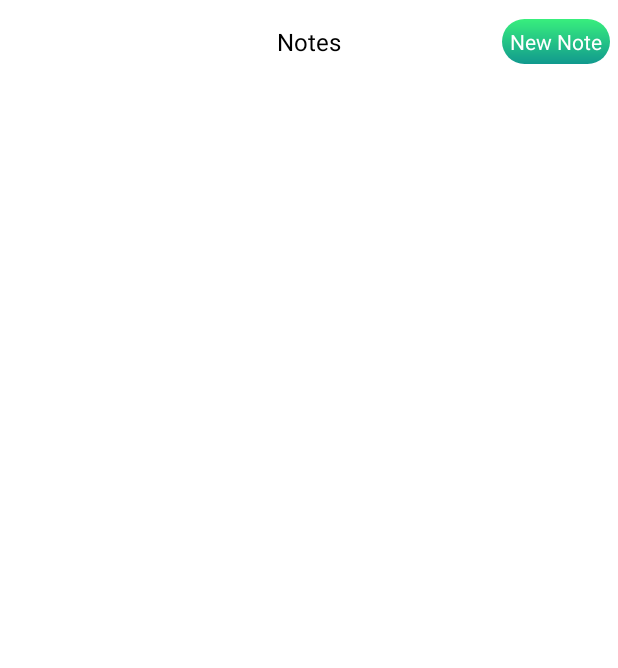
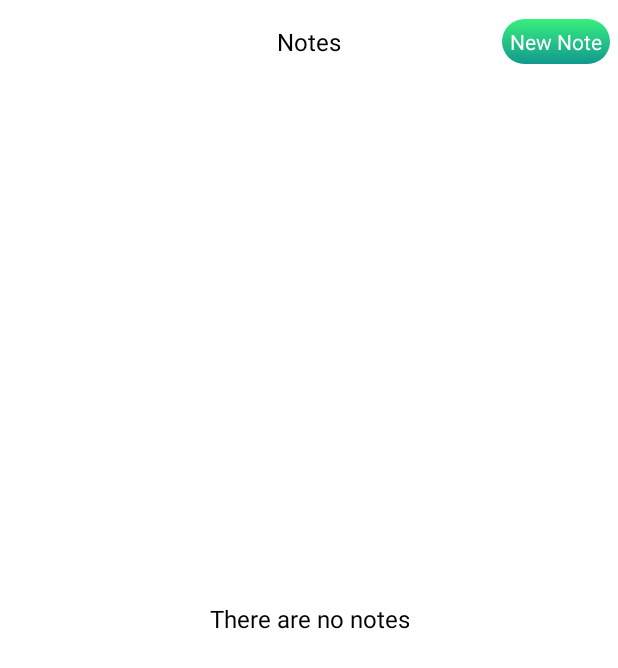
Before and after one commit to Shamivul/Notes, an Android app: the screen it shows after launch (MainActivity before the commit, NotesActivity after it), on a phone screen of 412 x 824 dp. Shown: the top 668 px of the screen. Run offline under Robolectric (Android 15) with nearby library versions, the phone set to English and light mode, and no system bars; our stand-ins replace ButterKnife, Room's generated code.

Commit message:
new splashActivity, app bugs fixed

```diff
--- a/app/src/main/AndroidManifest.xml
+++ b/app/src/main/AndroidManifest.xml
@@ -9,8 +9,8 @@
         android:roundIcon="@mipmap/ic_launcher_round"
         android:supportsRtl="true"
         android:theme="@style/AppTheme">
-        <activity android:name=".Activities.ViewNoteActivity">
-        </activity>
+        <activity android:name=".Activities.NotesActivity"></activity>
+        <activity android:name=".Activities.ViewNoteActivity"></activity>
         <activity android:name=".Activities.AddNoteActivity" />
         <activity android:name=".MainActivity">
             <intent-filter>
--- a/app/src/main/java/com/example/notes/Activities/AddNoteActivity.java
+++ b/app/src/main/java/com/example/notes/Activities/AddNoteActivity.java
@@ -67,9 +67,7 @@ public class AddNoteActivity extends AppCompatActivity {
 
         });
 
-        headerTitleTv.setOnClickListener(view -> {
-            onBackPressed();
-        });
+        headerTitleTv.setOnClickListener(view -> onBackPressed());
 
     }
 
--- /dev/null
+++ b/app/src/main/java/com/example/notes/Activities/NotesActivity.java
@@ -0,0 +1,92 @@
+package com.example.notes.Activities;
+
+import androidx.appcompat.app.AppCompatActivity;
+import androidx.lifecycle.ViewModelProviders;
+import androidx.recyclerview.widget.LinearLayoutManager;
+import androidx.recyclerview.widget.RecyclerView;
+
+import android.content.Intent;
+import android.os.Bundle;
+import android.util.Log;
+import android.view.View;
+import android.widget.TextView;
+
+import com.example.notes.Adapter.NoteItemAdapter;
+import com.example.notes.R;
+import com.example.notes.modelClass.Note;
+import com.example.notes.viewmodel.NotesViewmodel;
+
+import java.util.ArrayList;
+
+import butterknife.BindView;
+import butterknife.ButterKnife;
+
+public class NotesActivity extends AppCompatActivity implements NoteItemAdapter.OnNoteClickListener {
+
+    private static final String TAG = NotesActivity.class.getSimpleName();
+
+    @BindView(R.id.notes_item_recycler_view)
+    RecyclerView notesRecyclerView;
+
+    @BindView(R.id.new_note_tv)
+    TextView newNoteTv;
+
+    @BindView(R.id.no_notes_tv)
+    TextView noNotesTv;
+
+    private ArrayList<Note> noteArrayList = new ArrayList<>();
+    private NoteItemAdapter noteItemAdapter;
+    private NotesViewmodel notesViewmodel;
+
+    @Override
+    protected void onCreate(Bundle savedInstanceState) {
+        super.onCreate(savedInstanceState);
+        setContentView(R.layout.activity_notes);
+        ButterKnife.bind(this);
+
+        setAdapterRecyclerView();
+
+        notesViewmodel = ViewModelProviders.of(this).get(NotesViewmodel.class);
+
+        getAllNoteNotesFromDatabase();
+
+        newNoteTv.setOnClickListener(view -> gotoNewNoteActivity());
+    }
+
+    private void getAllNoteNotesFromDatabase() {
+        notesViewmodel.getNotesLiveData(this).observe(this, notes -> {
+            if (notes.size()<=0){
+                noNotesTv.setVisibility(View.VISIBLE);
+            }else {
+                noNotesTv.setVisibility(View.GONE);
+                noteArrayList.clear();
+                noteArrayList.addAll(notes);
+                Log.d(TAG, "getAllNoteNotesFromDatabase: " + notes.size());
+                noteItemAdapter.notifyDataSetChanged();
+            }
+        });
+    }
+
+    //go to AddNoteActivity to add new Note
+    private void gotoNewNoteActivity() {
+        startActivity(new Intent(new Intent(this, AddNoteActivity.class)));
+    }
+
+    //Setting adapter and layout manager to recycler
+    private void setAdapterRecyclerView() {
+        LinearLayoutManager layoutManager = new LinearLayoutManager(this, LinearLayoutManager.VERTICAL, false);
+        noteItemAdapter = new NoteItemAdapter(this,noteArrayList);
+
+        notesRecyclerView.setLayoutManager(layoutManager);
+        notesRecyclerView.setAdapter(noteItemAdapter);
+
+    }
+
+    @Override
+    public void onNoteClick(Note note) {
+        Log.d(TAG, "onNoteClick: "+note);
+        Intent intent = new Intent(this, ViewNoteActivity.class);
+        intent.putExtra("note",note);
+        startActivity(intent);
+    }
+}
--- a/app/src/main/java/com/example/notes/MainActivity.java
+++ b/app/src/main/java/com/example/notes/MainActivity.java
@@ -1,34 +1,35 @@
 package com.example.notes;
 
 import androidx.appcompat.app.AppCompatActivity;
-import androidx.lifecycle.ViewModelProviders;
-import androidx.recyclerview.widget.LinearLayoutManager;
-import androidx.recyclerview.widget.RecyclerView;
+
+import android.animation.Animator;
+import android.animation.AnimatorListenerAdapter;
+import android.animation.AnimatorSet;
+import android.animation.ObjectAnimator;
 import android.content.Intent;
 import android.os.Bundle;
+import android.os.Handler;
 import android.util.Log;
-import android.widget.TextView;
-import com.example.notes.Activities.AddNoteActivity;
-import com.example.notes.Activities.ViewNoteActivity;
-import com.example.notes.Adapter.NoteItemAdapter;
-import com.example.notes.modelClass.Note;
-import com.example.notes.viewmodel.NotesViewmodel;
-import java.util.ArrayList;
+import android.view.animation.BounceInterpolator;
+import android.view.animation.DecelerateInterpolator;
+import android.widget.ImageView;
+
+import com.example.notes.Activities.NotesActivity;
+
 import butterknife.BindView;
 import butterknife.ButterKnife;
-public class MainActivity extends AppCompatActivity implements NoteItemAdapter.OnNoteClickListener {
+
+public class MainActivity extends AppCompatActivity{
 
     private static final String TAG = MainActivity.class.getSimpleName();
 
-    @BindView(R.id.notes_item_recycler_view)
-    RecyclerView notesRecyclerView;
+    @BindView(R.id.circle_Iv)
+    ImageView circleIV;
 
-    @BindView(R.id.new_note_tv)
-    TextView newNoteTv;
+    @BindView(R.id.ic_app)
+    ImageView appIcon;
 
-    private ArrayList<Note> noteArrayList = new ArrayList<>();
-    private NoteItemAdapter noteItemAdapter;
-    private NotesViewmodel notesViewmodel;
+    private Handler handler;
 
     @Override
     protected void onCreate(Bundle savedInstanceState) {
@@ -36,44 +37,78 @@ public class MainActivity extends AppCompatActivity implements NoteItemAdapter.O
         setContentView(R.layout.activity_main);
         ButterKnife.bind(this);
 
-        setAdapterRecyclerView();
+        Log.d(TAG, "onCreate: activity is been created");
 
-        notesViewmodel = ViewModelProviders.of(this).get(NotesViewmodel.class);
+        startAnimation();
 
-        getAllNoteNotesFromDatabase();
-
-        newNoteTv.setOnClickListener(view -> gotoNewNoteActivity());
+        handler = new Handler();
     }
 
-    private void getAllNoteNotesFromDatabase() {
-        notesViewmodel.getNotesLiveData(this).observe(this, notes -> {
-            noteArrayList.clear();
-            noteArrayList.addAll(notes);
-            Log.d(TAG, "getAllNoteNotesFromDatabase: "+notes.size());
-            noteItemAdapter.notifyDataSetChanged();
+    private Runnable runnable = () -> {
+        Log.d(TAG, "run: New Activity");
+        startActivity(new Intent(getApplicationContext(), NotesActivity.class));
+        finish();
+    };
+
+    private void startAnimation() {
+        //vars for setting up f0r the  animations
+        DecelerateInterpolator DECCELERATE_INTERPOLATOR = new DecelerateInterpolator();
+        BounceInterpolator BOUNCE_INTERPOLATOR = new BounceInterpolator();
+
+        //clear all the animation
+        circleIV.animate().cancel();
+        appIcon.animate().cancel();
+        circleIV.setScaleX(0);
+        circleIV.setScaleY(0);
+        appIcon.setScaleX(0);
+        appIcon.setScaleY(0);
+
+        AnimatorSet animatorSet = new AnimatorSet();
+
+        Log.d(TAG, "startAnimation: ScaleX"+circleIV.getScaleX());
+        Log.d(TAG, "startAnimation: ScaleY"+circleIV.getScaleY());
+
+        ObjectAnimator starScaleYAnimator = ObjectAnimator.ofFloat(circleIV, ImageView.SCALE_Y, 0.1f, 1f);
+        starScaleYAnimator.setDuration(1500);
+        starScaleYAnimator.setStartDelay(0);
+        starScaleYAnimator.setInterpolator(DECCELERATE_INTERPOLATOR);
+
+        ObjectAnimator starScaleXAnimator = ObjectAnimator.ofFloat(circleIV, ImageView.SCALE_X, 0.1f, 1f);
+        starScaleXAnimator.setDuration(1500);
+        starScaleXAnimator.setStartDelay(0);
+        starScaleXAnimator.setInterpolator(DECCELERATE_INTERPOLATOR);
+
+        ObjectAnimator starScaleYAnimatorAppIcon = ObjectAnimator.ofFloat(appIcon, ImageView.SCALE_Y, 0.1f, 1f);
+        starScaleYAnimator.setDuration(1000);
+        starScaleYAnimator.setStartDelay(100);
+        starScaleYAnimator.setInterpolator(BOUNCE_INTERPOLATOR);
+
+        ObjectAnimator starScaleXAnimatorAppIcon = ObjectAnimator.ofFloat(appIcon, ImageView.SCALE_X, 0.1f, 1f);
+        starScaleXAnimator.setDuration(1000);
+        starScaleXAnimator.setStartDelay(100);
+        starScaleXAnimator.setInterpolator(BOUNCE_INTERPOLATOR);
+
+        animatorSet.playTogether(
+                starScaleYAnimatorAppIcon,
+                starScaleXAnimatorAppIcon,
+                starScaleYAnimator,
+                starScaleXAnimator
+        );
+
+        animatorSet.addListener(new AnimatorListenerAdapter() {
+            @Override
+            public void onAnimationEnd(Animator animation) {
+                handler.postDelayed(runnable,1500);
+                super.onAnimationEnd(animation);
+            }
         });
-    }
 
-    //go to AddNoteActivity to add new Note
-    private void gotoNewNoteActivity() {
-        startActivity(new Intent(new Intent(this, AddNoteActivity.class)));
-    }
-
-    //Setting adapter and layout manager to recycler
-    private void setAdapterRecyclerView() {
-        LinearLayoutManager layoutManager = new LinearLayoutManager(this, LinearLayoutManager.VERTICAL, false);
-        noteItemAdapter = new NoteItemAdapter(this,noteArrayList);
-
-        notesRecyclerView.setLayoutManager(layoutManager);
-        notesRecyclerView.setAdapter(noteItemAdapter);
-
+        animatorSet.start();
     }
 
     @Override
-    public void onNoteClick(Note note) {
-        Log.d(TAG, "onNoteClick: "+note);
-        Intent intent = new Intent(this, ViewNoteActivity.class);
-        intent.putExtra("note",note);
-        startActivity(intent);
+    protected void onPause() {
+        handler.removeCallbacks(runnable);
+        super.onPause();
     }
 }
--- /dev/null
+++ b/app/src/main/res/drawable/bg_circle.xml
@@ -0,0 +1,15 @@
+<?xml version="1.0" encoding="utf-8"?>
+<shape android:shape="oval"
+    xmlns:android="http://schemas.android.com/apk/res/android">
+
+    <gradient
+        android:angle="90"
+        android:startColor="#11998e"
+        android:endColor="#38ef7d"
+        android:type="linear"/>
+
+    <size android:height="200dp" android:width="200dp"/>
+
+    <corners android:radius="16dp"/>
+
+</shape>
--- a/app/src/main/res/layout/activity_main.xml
+++ b/app/src/main/res/layout/activity_main.xml
@@ -7,54 +7,24 @@
     android:background="#ffffff"
     tools:context=".MainActivity">
 
-
-    <RelativeLayout
-        android:id="@+id/header"
-        android:layout_width="match_parent"
-        android:layout_height="?actionBarSize"
-        app:layout_constraintTop_toTopOf="parent"
-        app:layout_constraintStart_toStartOf="parent"
-        app:layout_constraintEnd_toEndOf="parent"
-        android:background="#ffffff">
-
-        <TextView
-            android:id="@+id/header_text"
-            android:layout_width="wrap_content"
-            android:layout_height="wrap_content"
-            android:layout_centerInParent="true"
-            android:layout_marginStart="5dp"
-            android:layout_marginTop="5dp"
-            android:padding="5dp"
-            android:text="@string/app_name"
-            android:textColor="#000000"
-            android:textSize="16sp" />
-
-
-        <TextView
-            android:id="@+id/new_note_tv"
-            android:layout_width="wrap_content"
-            android:layout_height="wrap_content"
-            android:layout_alignParentEnd="true"
-            android:layout_centerVertical="true"
-            android:layout_marginTop="5dp"
-            android:layout_marginEnd="5dp"
-            android:background="@drawable/bg_note_list_item"
-            android:padding="5dp"
-            android:text="@string/new_note_text"
-            android:textColor="?android:textColorPrimary"
-            android:textSize="14sp"
-            app:layout_constraintEnd_toEndOf="parent" />
-
-    </RelativeLayout>
-
-    <androidx.recyclerview.widget.RecyclerView
-        android:id="@+id/notes_item_recycler_view"
-        android:layout_width="0dp"
-        android:layout_height="0dp"
-        android:paddingBottom="10dp"
+    <ImageView
+        android:id="@+id/circle_Iv"
+        android:layout_width="wrap_content"
+        android:layout_height="wrap_content"
+        android:background="@drawable/bg_circle"
         app:layout_constraintBottom_toBottomOf="parent"
         app:layout_constraintEnd_toEndOf="parent"
         app:layout_constraintStart_toStartOf="parent"
-        app:layout_constraintTop_toBottomOf="@+id/header" />
+        app:layout_constraintTop_toTopOf="parent" />
+
+    <ImageView
+        android:id="@+id/ic_app"
+        android:layout_width="200dp"
+        android:layout_height="200dp"
+        android:background="@drawable/app_icon"
+        app:layout_constraintStart_toStartOf="parent"
+        app:layout_constraintEnd_toEndOf="parent"
+        app:layout_constraintTop_toTopOf="parent"
+        app:layout_constraintBottom_toBottomOf="parent"/>
 
 </androidx.constraintlayout.widget.ConstraintLayout>
--- /dev/null
+++ b/app/src/main/res/layout/activity_notes.xml
@@ -0,0 +1,75 @@
+<?xml version="1.0" encoding="utf-8"?>
+<androidx.constraintlayout.widget.ConstraintLayout xmlns:android="http://schemas.android.com/apk/res/android"
+    xmlns:app="http://schemas.android.com/apk/res-auto"
+    xmlns:tools="http://schemas.android.com/tools"
+    android:layout_width="match_parent"
+    android:layout_height="match_parent"
+    android:background="#ffffff"
+    tools:context=".Activities.NotesActivity">
+
+    <RelativeLayout
+        android:id="@+id/header"
+        android:layout_width="match_parent"
+        android:layout_height="?actionBarSize"
+        app:layout_constraintTop_toTopOf="parent"
+        app:layout_constraintStart_toStartOf="parent"
+        app:layout_constraintEnd_toEndOf="parent"
+        android:background="#ffffff">
+
+        <TextView
+            android:id="@+id/header_text"
+            android:layout_width="wrap_content"
+            android:layout_height="wrap_content"
+            android:layout_centerInParent="true"
+            android:layout_marginStart="5dp"
+            android:layout_marginTop="5dp"
+            android:padding="5dp"
+            android:text="@string/app_name"
+            android:textColor="#000000"
+            android:textSize="16sp" />
+
+
+        <TextView
+            android:id="@+id/new_note_tv"
+            android:layout_width="wrap_content"
+            android:layout_height="wrap_content"
+            android:layout_alignParentEnd="true"
+            android:layout_centerVertical="true"
+            android:layout_marginTop="5dp"
+            android:layout_marginEnd="5dp"
+            android:background="@drawable/bg_note_list_item"
+            android:padding="5dp"
+            android:text="@string/new_note_text"
+            android:textColor="?android:textColorPrimary"
+            android:textSize="14sp"
+            app:layout_constraintEnd_toEndOf="parent" />
+
+    </RelativeLayout>
+
+    <TextView
+        android:id="@+id/no_notes_tv"
+        android:layout_width="wrap_content"
+        android:layout_height="wrap_content"
+        android:gravity="center"
+        android:padding="5dp"
+        android:text="@string/no_note_text"
+        android:textColor="#000000"
+        android:textSize="16sp"
+        android:visibility="gone"
+        app:layout_constraintBottom_toBottomOf="parent"
+        app:layout_constraintEnd_toEndOf="parent"
+        app:layout_constraintStart_toStartOf="parent"
+        app:layout_constraintTop_toTopOf="parent"/>
+
+    <androidx.recyclerview.widget.RecyclerView
+        android:id="@+id/notes_item_recycler_view"
+        android:layout_width="0dp"
+        android:layout_height="0dp"
+        android:paddingBottom="10dp"
+        app:layout_constraintBottom_toBottomOf="parent"
+        app:layout_constraintEnd_toEndOf="parent"
+        app:layout_constraintStart_toStartOf="parent"
+        app:layout_constraintTop_toBottomOf="@+id/header" />
+
+
+</androidx.constraintlayout.widget.ConstraintLayout>
--- a/app/src/main/res/layout/note_view_holder_item.xml
+++ b/app/src/main/res/layout/note_view_holder_item.xml
@@ -12,13 +12,15 @@
 
     <TextView
         android:id="@+id/item_title_tv"
-        android:layout_width="wrap_content"
+        android:layout_width="230dp"
         android:layout_height="wrap_content"
         android:text="@string/note_title_text"
+        android:maxLines="1"
+        android:ellipsize="end"
         android:textColor="?android:textColorPrimary"
         android:textSize="16sp"
         app:layout_constraintStart_toStartOf="parent"
-        app:layout_constraintTop_toTopOf="parent" />
+        app:layout_constraintTop_toTopOf="parent"/>
 
     <TextView
         android:id="@+id/item_created_time_tv"
@@ -52,7 +54,6 @@
         android:textColor="?android:textColorPrimary"
         android:layout_marginTop="5dp"
         android:text="@string/note_description_text"
-        app:layout_constraintEnd_toEndOf="parent"
         app:layout_constraintStart_toStartOf="parent"
         app:layout_constraintBottom_toBottomOf="parent"
         app:layout_constraintTop_toBottomOf="@+id/divider"/>
--- a/app/src/main/res/values/strings.xml
+++ b/app/src/main/res/values/strings.xml
@@ -15,4 +15,6 @@
     <string name="save_text">Save</string>
     <string name="create_new_note">Add Note</string>
     <string name="view_note_title">View Note</string>
+    <string name="no_note_text">There are no notes</string>
+
 </resources>
```
Also changed, not shown: app/src/main/res/drawable-v24/app_icon.png (added), app/src/main/res/drawable/app_icon.png (added).
